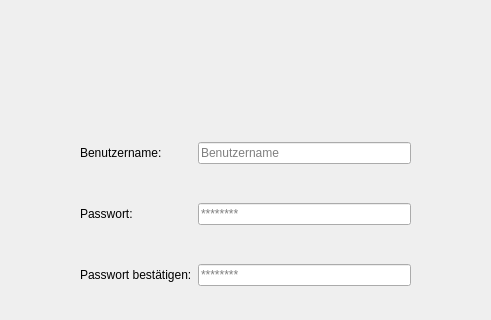
This is app/DiaThesis/registrationwindow.ui in JVoigt1234/18pme22 as Qt 5 draws it before an edit; both pictures show x 279 to 770 and y 0 to 320 of the 952 by 621 pixel window. The edited form follows.
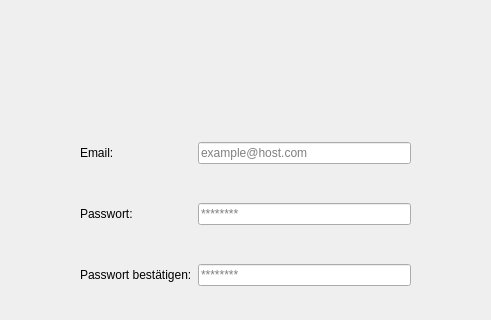
This is the edited form. The open tabs and pages were chosen to show the change.

Diff of the .ui file:
```diff
--- a/app/DiaThesis/registrationwindow.ui
+++ b/app/DiaThesis/registrationwindow.ui
@@ -142,7 +142,7 @@
            <item row="0" column="1">
             <widget class="QLineEdit" name="user_le">
              <property name="placeholderText">
-              <string>Benutzername</string>
+              <string>example@host.com</string>
              </property>
             </widget>
            </item>
@@ -169,7 +169,7 @@
            <item row="0" column="0">
             <widget class="QLabel" name="label">
              <property name="text">
-              <string>Benutzername:</string>
+              <string>Email: </string>
              </property>
             </widget>
            </item>
```
Left out of the diff: 2 changed lines with no effect on the pictures.
